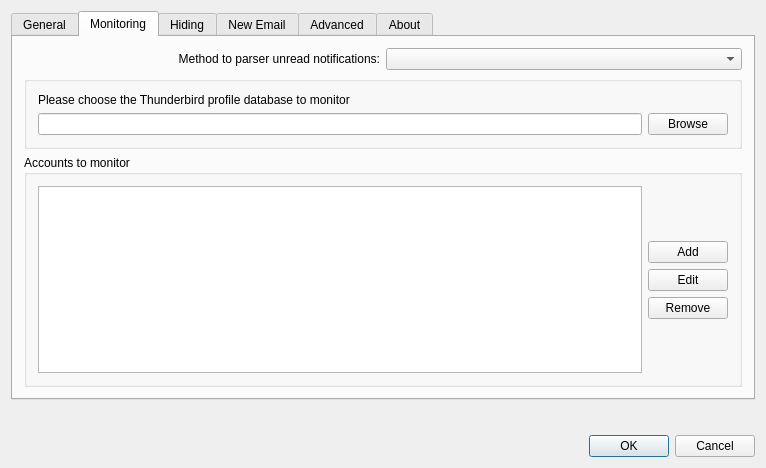
Old version of the form src/dialogsettings.ui in the repository gyunaev/birdtray.
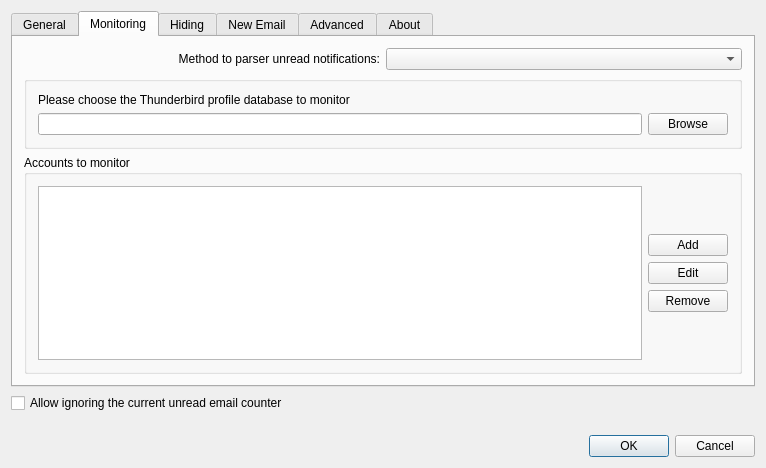
New version of the form. The open tabs and pages were chosen to show the change. Custom widgets are drawn as their Qt base class.

Commit message: Implemented ability to suppress the currently unread email count. Enabled it in Settings / Monitoring.

Diff of the .ui file:
```diff
--- a/src/dialogsettings.ui
+++ b/src/dialogsettings.ui
@@ -717,6 +717,16 @@
      </widget>
     </widget>
    </item>
+   <item>
+    <widget class="QCheckBox" name="boxAllowSuppression">
+     <property name="toolTip">
+      <string>&lt;html&gt;&lt;head/&gt;&lt;body&gt;&lt;p&gt;If enabled, this option adds the &amp;quot;Ignore currently unread emails&amp;quot; action to the context menu. This action allows you to ignore the emails which are currently unread. Birdtray would then pretend there are no unread emails left, and would only show new emails over the ignored count. &lt;/p&gt;&lt;p&gt;&lt;br/&gt;&lt;/p&gt;&lt;p&gt;For example, if there were 10 unread emails, and you clicked on &amp;quot;Ignore&amp;quot; action, Birdtray will show no unread email indicator as long as unread email count remains at 10. Once new email is received and you have 11 total unread emails, Birdtray will show the new email count as 1.&lt;/p&gt;&lt;p&gt;&lt;br/&gt;&lt;/p&gt;&lt;p&gt;If the unread email count goes below the &amp;quot;ignored&amp;quot; amount, the ignore resets to zero.&lt;/p&gt;&lt;/body&gt;&lt;/html&gt;</string>
+     </property>
+     <property name="text">
+      <string>Allow ignoring the current unread email counter</string>
+     </property>
+    </widget>
+   </item>
    <item>
     <spacer name="verticalSpacer">
      <property name="orientation">
```
Left out of the diff: 2 changed lines with no effect on the pictures. The commit also changes 5 other files.
